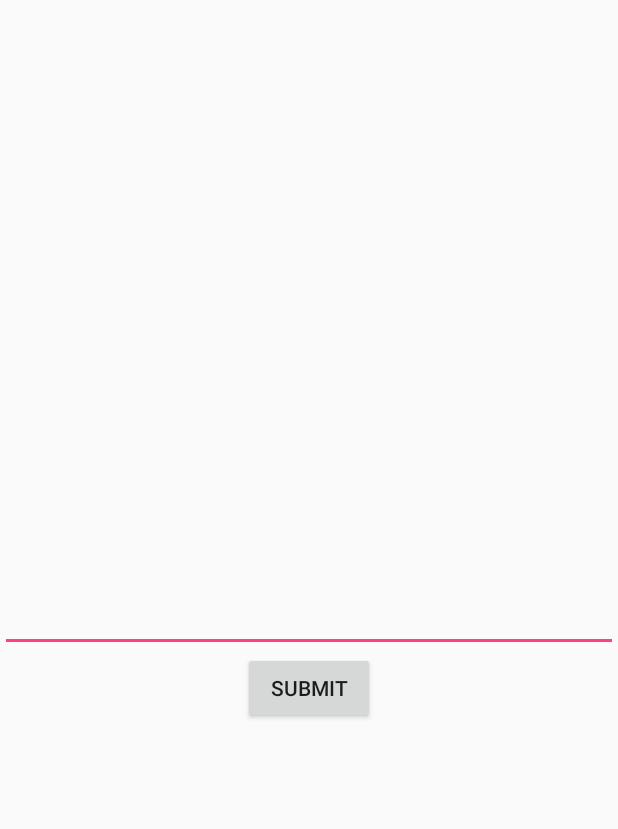
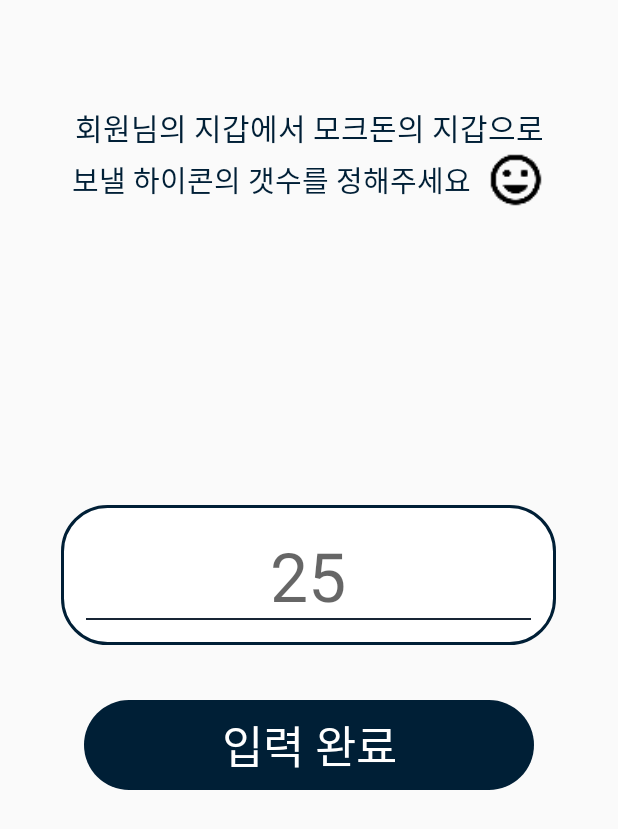
Before and after one commit to coding-polarbear/NeverEndingNightmare, an Android app: the MoneySendActivity screen opened directly, with no data from a screen before it, on a phone screen of 412 x 824 dp. Shown: the top 829 px of the screen. Run offline under Robolectric (Android 15) with nearby library versions, the phone set to English and light mode, and no system bars.

Commit message:
send receive page

```diff
--- a/app/src/main/java/com/example/baehyeonbin/neverending_nightmare/MoneyBackActivity.kt
+++ b/app/src/main/java/com/example/baehyeonbin/neverending_nightmare/MoneyBackActivity.kt
@@ -23,30 +23,30 @@ class MoneyBackActivity : AppCompatActivity(){
     override fun onCreate(savedInstanceState: Bundle?) {
         super.onCreate(savedInstanceState)
         setContentView(R.layout.acrivity_moneyback)
-        var amount = intent.getIntExtra("amount", 0)
-        var wallet = intent.getStringExtra("wallet")
-        back_edittext.setText(intent.getIntExtra("amount", 0).toString())
-        back_button.setOnClickListener {
-            var roomService = RetrofitUtil.retrofit.create(RoomService::class.java)
-            var to = SharedPreferenceUtil.getPreference(applicationContext, "server_wallet")!!
-            var call = roomService.receiveCoin(ReceiveRequest(to, amount.toDouble(), wallet))
-            call.enqueue(object : Callback<ReceiveResponse> {
-                override fun onFailure(call: Call<ReceiveResponse>, t: Throwable) {
-                    Log.e(TAG, t.toString())
-                }
-
-                override fun onResponse(call: Call<ReceiveResponse>, response: Response<ReceiveResponse>) {
-                    if(response.body() != null) {
-                        when(response.code()) {
-                            200 -> {
-                                toast("성공적으로 받았습니다!")
-                                finish()
-                            }
-                        }
-                    }
-                }
-
-            })
-        }
+//        var amount = intent.getIntExtra("amount", 0)
+//        var wallet = intent.getStringExtra("wallet")
+//        back_edittext.setText(intent.getIntExtra("amount", 0).toString())
+//        back_button.setOnClickListener {
+//            var roomService = RetrofitUtil.retrofit.create(RoomService::class.java)
+//            var to = SharedPreferenceUtil.getPreference(applicationContext, "server_wallet")!!
+//            var call = roomService.receiveCoin(ReceiveRequest(to, amount.toDouble(), wallet))
+//            call.enqueue(object : Callback<ReceiveResponse> {
+//                override fun onFailure(call: Call<ReceiveResponse>, t: Throwable) {
+//                    Log.e(TAG, t.toString())
+//                }
+//
+//                override fun onResponse(call: Call<ReceiveResponse>, response: Response<ReceiveResponse>) {
+//                    if(response.body() != null) {
+//                        when(response.code()) {
+//                            200 -> {
+//                                toast("성공적으로 받았습니다!")
+//                                finish()
+//                            }
+//                        }
+//                    }
+//                }
+//
+//            })
+//        }
     }
 }
--- a/app/src/main/java/com/example/baehyeonbin/neverending_nightmare/SplashActivity.kt
+++ b/app/src/main/java/com/example/baehyeonbin/neverending_nightmare/SplashActivity.kt
@@ -23,7 +23,7 @@ class SplashActivity : AppCompatActivity() {
                 startActivity(intent)
             } else {
                 val intent = Intent(this@SplashActivity, RegisterOrLoginActivity::class.java)
-                // Intent intent = new Intent(MainActivity.this, DetailActivity.class);
+//                 val intent = Intent(this@SplashActivity, DetailActivity::class.java)
                 startActivity(intent)
             }
 
--- a/app/src/main/java/com/example/baehyeonbin/neverending_nightmare/WorkOutActivity.kt
+++ b/app/src/main/java/com/example/baehyeonbin/neverending_nightmare/WorkOutActivity.kt
@@ -7,9 +7,13 @@ import android.os.Bundle
 import android.util.Log
 import com.example.baehyeonbin.neverending_nightmare.beans.DetailRoom
 import com.example.baehyeonbin.neverending_nightmare.beans.MoneyItem
+import com.example.baehyeonbin.neverending_nightmare.beans.ReceiveRequest
+import com.example.baehyeonbin.neverending_nightmare.beans.ReceiveResponse
 import com.example.baehyeonbin.neverending_nightmare.services.RoomService
 import com.example.baehyeonbin.neverending_nightmare.utils.RetrofitUtil
+import com.example.baehyeonbin.neverending_nightmare.utils.SharedPreferenceUtil
 import kotlinx.android.synthetic.main.activity_work_out.*
+import org.jetbrains.anko.toast
 import retrofit2.Call
 import retrofit2.Callback
 import retrofit2.Response
@@ -39,11 +43,32 @@ class WorkOutActivity : AppCompatActivity() {
             startActivity(intent)
         }
 
-        receiveMoney.setOnClickListener {
-            var intent = Intent(this@WorkOutActivity, MoneyBackActivity::class.java)
-            intent.putExtra("amount", amount )
-            intent.putExtra("wallet", item.wallet)
-            startActivity(intent)
+        back_button.setOnClickListener {
+//            var intent = Intent(this@WorkOutActivity, MoneyBackActivity::class.java)
+//            intent.putExtra("amount", amount )
+//            intent.putExtra("wallet", item.wallet)
+//            startActivity(intent)
+
+            var roomService = RetrofitUtil.retrofit.create(RoomService::class.java)
+            var to = SharedPreferenceUtil.getPreference(applicationContext, "server_wallet")!!
+            var call = roomService.receiveCoin(ReceiveRequest(to, amount.toDouble(), item.wallet))
+            call.enqueue(object : Callback<ReceiveResponse> {
+                override fun onFailure(call: Call<ReceiveResponse>, t: Throwable) {
+                    Log.e(MoneyBackActivity.TAG, t.toString())
+                }
+
+                override fun onResponse(call: Call<ReceiveResponse>, response: Response<ReceiveResponse>) {
+                    if(response.body() != null) {
+                        when(response.code()) {
+                            200 -> {
+                                toast("성공적으로 받았습니다!")
+                                finish()
+                            }
+                        }
+                    }
+                }
+
+            })
         }
     }
 
--- a/app/src/main/res/layout/acrivity_moneyback.xml
+++ b/app/src/main/res/layout/acrivity_moneyback.xml
@@ -10,7 +10,7 @@
         android:layout_centerInParent="true" />
 
     <Button
-        android:id="@+id/back_button"
+        android:id="@+id/back_button22"
         android:layout_width="wrap_content"
         android:layout_height="wrap_content"
         android:text="submit"
--- a/app/src/main/res/layout/activity_moneysend.xml
+++ b/app/src/main/res/layout/activity_moneysend.xml
@@ -3,18 +3,97 @@
     xmlns:android="http://schemas.android.com/apk/res/android" android:layout_width="match_parent"
     android:layout_height="match_parent">
 
-    <EditText
-        android:id="@+id/send_edittext"
+    <LinearLayout
         android:layout_width="match_parent"
         android:layout_height="wrap_content"
-        android:layout_centerInParent="true" />
+        android:orientation="vertical"
+        android:layout_marginTop="70dp">
 
-    <Button
+        <TextView
+            android:layout_width="match_parent"
+            android:layout_height="wrap_content"
+            android:textSize="20sp"
+            android:textColor="#001f36"
+            android:lineSpacingExtra="4sp"
+            android:gravity="center_horizontal"
+            android:text="회원님의 지갑에서 모크돈의 지갑으로" />
+
+        <LinearLayout
+            android:layout_width="wrap_content"
+            android:layout_gravity="center_horizontal"
+            android:layout_height="wrap_content"
+            android:gravity="center"
+            android:orientation="horizontal">
+
+            <TextView
+                android:layout_width="wrap_content"
+                android:layout_height="wrap_content"
+                android:textSize="19sp"
+                android:textColor="#001f36"
+                android:lineSpacingExtra="5sp"
+                android:gravity="center_horizontal"
+                android:text="보낼 하이콘의 갯수를 정해주세요" />
+
+            <ImageView
+                android:layout_width="40dp"
+                android:layout_height="40dp"
+                android:layout_marginLeft="10dp"
+                android:src="@drawable/ic_tag_faces_black_24dp" />
+
+
+        </LinearLayout>
+
+    </LinearLayout>
+
+    <RelativeLayout
+        android:id="@+id/cont"
+        android:layout_centerInParent="true"
+        android:layout_width="330dp"
+        android:layout_height="150dp"
+        android:layout_gravity="center_horizontal"
+        android:layout_marginBottom="0dp"
+        android:layout_marginTop="44dp">
+
+        <EditText
+            android:id="@+id/send_edittext"
+            android:layout_width="330dp"
+            android:layout_height="93dp"
+            android:layout_centerHorizontal="true"
+            android:background="@drawable/bg_round_rect_white_back_corner"
+            android:gravity="center"
+            android:hint="25"
+            android:lineSpacingExtra="16sp"
+            android:paddingLeft="38dp"
+            android:paddingRight="38dp"
+            android:paddingTop="2dp"
+            android:textColor="#001f36"
+            android:textSize="45sp" />
+
+        <View
+            android:layout_width="296.5dp"
+            android:layout_height="1dp"
+            android:layout_alignParentBottom="true"
+            android:layout_centerHorizontal="true"
+            android:layout_marginBottom="73.5dp"
+            android:background="#182535" />
+    </RelativeLayout>
+
+    <TextView
         android:id="@+id/send_button"
-        android:layout_width="wrap_content"
-        android:layout_height="wrap_content"
-        android:text="submit"
-        android:layout_below="@id/send_edittext"
-        android:layout_centerHorizontal="true" />
+        android:layout_width="300dp"
+        android:layout_height="60dp"
+        android:layout_gravity="center_horizontal"
+        android:background="@drawable/bg_round_rect_black"
+        android:clickable="true"
+        android:fontFamily="Notosa"
+        android:layout_below="@+id/cont"
+        android:layout_centerHorizontal="true"
+        android:foreground="?attr/selectableItemBackground"
+        android:gravity="center"
+        android:lineSpacingExtra="6sp"
+        android:text="입력 완료"
+        android:textColor="#ffffff"
+        android:layout_marginTop="-20dp"
+        android:textSize="30sp" />
 
 </RelativeLayout>
--- a/app/src/main/res/layout/activity_work_out.xml
+++ b/app/src/main/res/layout/activity_work_out.xml
@@ -153,7 +153,7 @@
                 android:textSize="30sp" />
 
             <TextView
-                android:id="@+id/receiveMoney"
+                android:id="@+id/back_button"
                 android:layout_width="300dp"
                 android:layout_height="60dp"
                 android:layout_gravity="center_horizontal"
```
